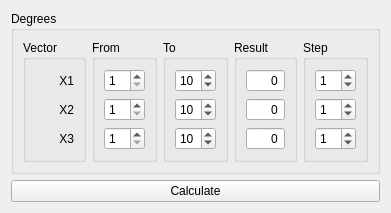
landrew31/sisan_4, file bruteforce_window.ui: the form before one commit.
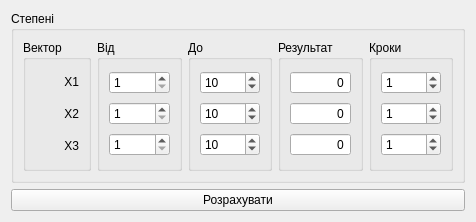
The form after the commit.

Diff of the .ui file:
```diff
--- a/bruteforce_window.ui
+++ b/bruteforce_window.ui
@@ -6,8 +6,8 @@
    <rect>
     <x>0</x>
     <y>0</y>
-    <width>340</width>
-    <height>208</height>
+    <width>476</width>
+    <height>222</height>
    </rect>
   </property>
   <property name="windowTitle">
@@ -17,7 +17,7 @@
    <item>
     <widget class="QGroupBox" name="groupBox">
      <property name="title">
-      <string>Degrees</string>
+      <string>Степені</string>
      </property>
      <layout class="QHBoxLayout" name="horizontalLayout">
       <item>
@@ -29,7 +29,7 @@
          </sizepolicy>
         </property>
         <property name="title">
-         <string>Vector</string>
+         <string>Вектор</string>
         </property>
         <layout class="QVBoxLayout" name="verticalLayout_2">
          <item>
@@ -74,7 +74,7 @@
          </sizepolicy>
         </property>
         <property name="title">
-         <string>From</string>
+         <string>Від</string>
         </property>
         <layout class="QVBoxLayout" name="verticalLayout_3">
          <item>
@@ -110,7 +110,7 @@
          </sizepolicy>
         </property>
         <property name="title">
-         <string>To</string>
+         <string>До</string>
         </property>
         <layout class="QVBoxLayout" name="verticalLayout_4">
          <item>
@@ -149,7 +149,7 @@
          </sizepolicy>
         </property>
         <property name="title">
-         <string>Result</string>
+         <string>Результат</string>
         </property>
         <layout class="QVBoxLayout" name="verticalLayout_5">
          <item>
@@ -203,7 +203,7 @@
          </sizepolicy>
         </property>
         <property name="title">
-         <string>Step</string>
+         <string>Кроки</string>
         </property>
         <layout class="QGridLayout" name="gridLayout">
          <item row="0" column="0">
@@ -236,7 +236,7 @@
    <item>
     <widget class="QPushButton" name="pushButton">
      <property name="text">
-      <string>Calculate</string>
+      <string>Розрахувати</string>
      </property>
     </widget>
    </item>
```
